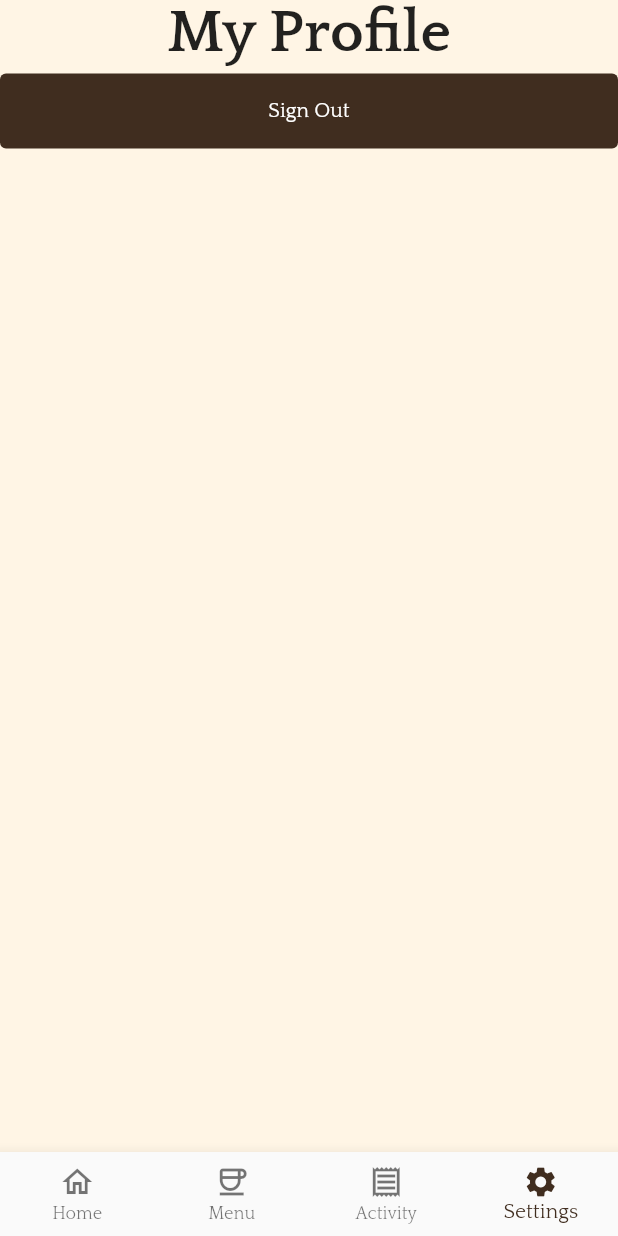
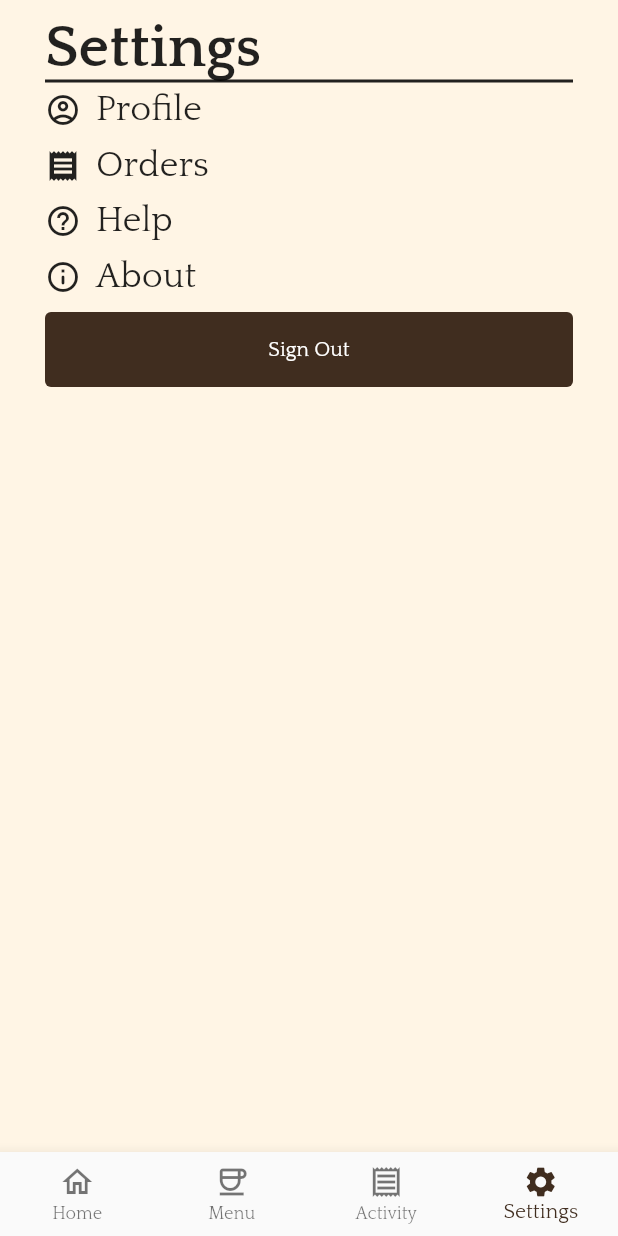
Before and after one commit to shawnanuptra/CameoCoffee, a Flutter app: the SettingsScreen screen opened by its route, on a phone screen of 412 x 824 dp. Run offline on Flutter 3.47's test engine with Material 2 defaults, Android fonts, the phone set to English and light mode, and no system bars; our stand-ins replace email_validator, firebase_auth, firebase_core; accounts and stored records are empty.

Commit message:
sketched out settings screen

```diff
--- a/lib/screens/settings_screen.dart
+++ b/lib/screens/settings_screen.dart
@@ -21,18 +21,83 @@ class _SettingsScreenState extends State<SettingsScreen> {
     return Scaffold(
       bottomNavigationBar: BotNavBar(selectedIndex: _selectedIndex),
       body: SafeArea(
+        child: Padding(
+          padding: const EdgeInsets.symmetric(
+              horizontal: kMainScreenHorizontalPadding, vertical: 10),
           child: Column(
+            mainAxisSize: MainAxisSize.max,
+            crossAxisAlignment: CrossAxisAlignment.start,
+            // mainAxisAlignment: MainAxisAlignment.spaceBetween,
             children: [
-            Text('My Profile', style: Theme.of(context).textTheme.headlineLarge,),
+              Column(
+                crossAxisAlignment: CrossAxisAlignment.start,
+                children: [
+                  Text(
+                    'Settings',
+                    style: Theme.of(context).textTheme.headlineLarge,
+                  ),
+                  const Divider(
+                    height: 1,
+                    thickness: 2,
+                    color: Colors.black87,
+                  ),
+                ],
+              ),
+              Padding(
+                padding: const EdgeInsets.symmetric(vertical: 5.0),
+                child: Row(
+                  crossAxisAlignment: CrossAxisAlignment.center,
+                  children: [
+                    Icon(Icons.account_circle_outlined),
+                    SizedBox(width: 10),
+                    Text('Profile', style: Theme.of(context).textTheme.headlineSmall,)
+                  ],
+                ),
+              ),
+              Padding(
+                padding: const EdgeInsets.symmetric(vertical: 5.0),
+                child: Row(
+                  crossAxisAlignment: CrossAxisAlignment.center,
+                  children: [
+                    Icon(Icons.receipt),
+                    SizedBox(width: 10),
+                    Text('Orders', style: Theme.of(context).textTheme.headlineSmall,)
+                  ],
+                ),
+              ),
+              Padding(
+                padding: const EdgeInsets.symmetric(vertical: 5.0),
+                child: Row(
+                  crossAxisAlignment: CrossAxisAlignment.center,
+                  children: [
+                    Icon(Icons.help_outline),
+                    SizedBox(width: 10),
+                    Text('Help', style: Theme.of(context).textTheme.headlineSmall,)
+                  ],
+                ),
+              ),
+              Padding(
+                padding: const EdgeInsets.symmetric(vertical: 5.0),
+                child: Row(
+                  crossAxisAlignment: CrossAxisAlignment.center,
+                  children: [
+                    Icon(Icons.info_outline_rounded),
+                    SizedBox(width: 10),
+                    Text('About', style: Theme.of(context).textTheme.headlineSmall,)
+                  ],
+                ),
+              ),
               PrimaryButton(
                   onClick: () {
                     _auth.signOut();
-                  Navigator.of(context).pushNamedAndRemoveUntil(kWelcomeScreen, (route) => false);
+                    Navigator.of(context).pushNamedAndRemoveUntil(
+                        kWelcomeScreen, (route) => false);
                   },
                   text: 'Sign Out'),
             ],
           ),
         ),
+      ),
     );
   }
 }
```
Lines whose indentation alone changed are shown as unchanged.
